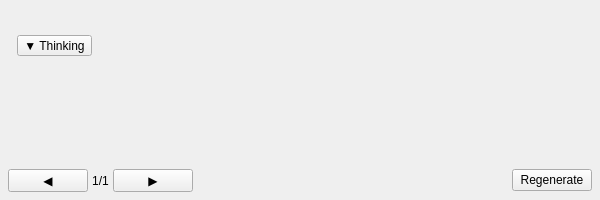
Before: the Qt Designer form AIOneQTWidgets/messagewidget.ui in Iemand005/Singularity, drawn with Qt 5.
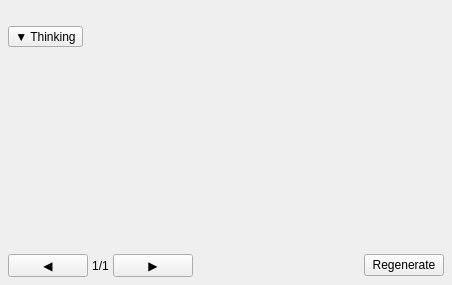
After: the same form once the commit is applied.

What changed in the file:
```diff
--- a/AIOneQTWidgets/messagewidget.ui
+++ b/AIOneQTWidgets/messagewidget.ui
@@ -6,8 +6,8 @@
    <rect>
     <x>0</x>
     <y>0</y>
-    <width>600</width>
-    <height>200</height>
+    <width>452</width>
+    <height>285</height>
    </rect>
   </property>
   <layout class="QVBoxLayout" name="verticalLayout">
@@ -33,21 +33,20 @@
        <property name="text">
         <string/>
        </property>
+       <property name="alignment">
+        <set>Qt::AlignmentFlag::AlignLeading|Qt::AlignmentFlag::AlignLeft|Qt::AlignmentFlag::AlignTop</set>
+       </property>
        <property name="wordWrap">
         <bool>true</bool>
        </property>
        <property name="textInteractionFlags">
-        <set>Qt::TextSelectableByMouse</set>
-       </property>
-       <property name="alignment">
-        <set>Qt::AlignTop|Qt::AlignLeft</set>
+        <set>Qt::TextInteractionFlag::TextSelectableByMouse</set>
        </property>
       </widget>
      </item>
     </layout>
    </item>
 <item>
-     <widget class="QWidget" name="thinkContainer">
       <layout class="QVBoxLayout" name="thinkLayout">
       <item>
        <widget class="QToolButton" name="thinkToggle">
@@ -77,6 +76,14 @@
           <enum>QFrame::NoFrame</enum>
          </property>
         <widget class="QWidget" name="scrollAreaWidgetContents">
+        <property name="geometry">
+         <rect>
+          <x>0</x>
+          <y>0</y>
+          <width>434</width>
+          <height>172</height>
+         </rect>
+        </property>
          <layout class="QVBoxLayout" name="scrollLayout">
           <item>
            <widget class="QLabel" name="thinkContent">
@@ -96,10 +103,8 @@
        </widget>
       </item>
      </layout>
-    </widget>
    </item>
 <item>
-     <widget class="QWidget" name="versionBar">
       <layout class="QHBoxLayout" name="versionLayout">
       <property name="spacing">
        <number>4</number>
@@ -179,7 +184,6 @@
        </widget>
       </item>
      </layout>
-    </widget>
    </item>
   </layout>
  </widget>
```
Left out of the diff: 47 changed lines with no effect on the pictures. Lines whose indentation alone changed are shown as unchanged.
